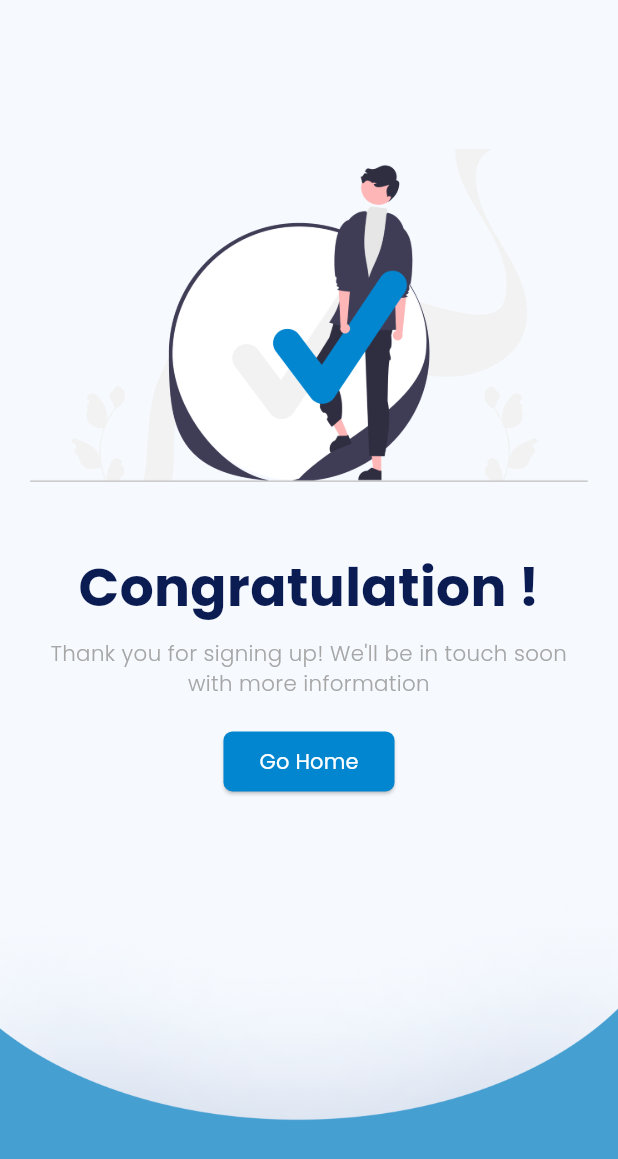
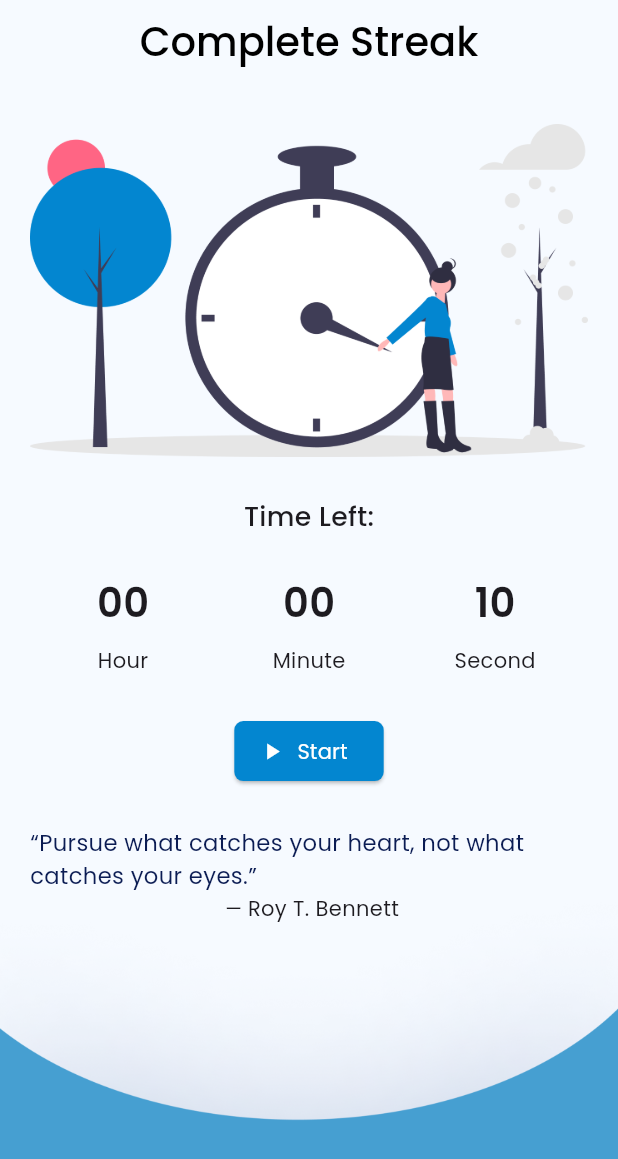
Before and after one commit to sifatullah-haque/DIU-Clubs, a Flutter app: the screen it shows after launch, on a phone screen of 412 x 824 dp. Shown: the top 1159 px of the screen. Run offline on Flutter 3.47's test engine with Material 3 defaults, Android fonts, the phone set to English and light mode, and no system bars; our stand-ins replace flutter_screenutil.

Commit message:
daily streak added

```diff
--- a/diu/lib/main.dart
+++ b/diu/lib/main.dart
@@ -1,4 +1,6 @@
 import 'package:diu/pages/home_page/Certificate/certificate.dart';
+import 'package:diu/pages/home_page/Daily_Streak/Volunteer_Success.dart';
+import 'package:diu/pages/home_page/Daily_Streak/daily_streak.dart';
 import 'package:diu/pages/home_page/Join_Club/join_club.dart';
 import 'package:diu/pages/home_page/Join_Club/join_club_success.dart';
 import 'package:diu/pages/home_page/Personal_Data/personal_data.dart';
@@ -25,7 +27,7 @@ class MyApp extends StatelessWidget {
                 fontFamily: "Poppins",
               ),
               debugShowCheckedModeBanner: false,
-              home: JoinClubSuccess(),
+              home: DailyStreak(),
             ));
   }
 }
--- /dev/null
+++ b/diu/lib/pages/home_page/Daily_Streak/daily_streak.dart
@@ -0,0 +1,247 @@
+import 'dart:async';
+import 'package:diu/Constant/color_is.dart';
+import 'package:flutter/material.dart';
+import 'package:flutter_screenutil/flutter_screenutil.dart';
+
+class DailyStreak extends StatefulWidget {
+  const DailyStreak({Key? key}) : super(key: key);
+
+  @override
+  _DailyStreakState createState() => _DailyStreakState();
+}
+
+class _DailyStreakState extends State<DailyStreak> {
+  late int hours;
+  late int minutes;
+  late int seconds;
+  late Timer timer;
+  bool isTimerActive = false;
+  bool isTimerFinished = false;
+
+  @override
+  void initState() {
+    super.initState();
+    // Initialize time values
+    hours = 0;
+    minutes = 0;
+    seconds = 10;
+  }
+
+  @override
+  Widget build(BuildContext context) {
+    return Scaffold(
+      backgroundColor: Coloris.backgroundColor,
+      appBar: AppBar(
+        elevation: 0,
+        backgroundColor: Coloris.backgroundColor,
+        title: Text(
+          "Complete Streak",
+          style: TextStyle(
+            fontSize: 30.sp,
+            fontWeight: FontWeight.w500,
+            color: Colors.black,
+          ),
+        ),
+        centerTitle: true,
+      ),
+      body: Stack(
+        children: [
+          Padding(
+            padding: const EdgeInsets.symmetric(horizontal: 20.0),
+            child: Column(
+              crossAxisAlignment: CrossAxisAlignment.center,
+              children: [
+                SizedBox(height: 30.h),
+                Image.asset("assets/svg/Daily_Streak.png"),
+                SizedBox(height: 30.h),
+                Text(
+                  "Time Left:",
+                  style: TextStyle(
+                    fontSize: 20.sp,
+                    fontWeight: FontWeight.w500,
+                  ),
+                ),
+                SizedBox(height: 30.h),
+                TimerDisplay(hours: hours, minutes: minutes, seconds: seconds),
+                SizedBox(height: 30.h),
+                if (isTimerActive && !isTimerFinished)
+                  Row(
+                    mainAxisAlignment: MainAxisAlignment.center,
+                    children: [
+                      _buildButton(
+                        onPressed: pauseTimer,
+                        icon: Icons.pause,
+                        label: "Pause",
+                      ),
+                      SizedBox(width: 20.w),
+                      _buildButton(
+                        onPressed: resetTimer,
+                        icon: Icons.restore,
+                        label: "Reset",
+                      ),
+                    ],
+                  )
+                else if (!isTimerActive && !isTimerFinished)
+                  _buildButton(
+                    onPressed: startTimer,
+                    icon: Icons.play_arrow,
+                    label: "Start",
+                  )
+                else if (isTimerFinished)
+                  _buildButton(
+                    onPressed: finishTimer,
+                    icon: Icons.stop,
+                    label: "Finish",
+                  ),
+                SizedBox(height: 30.h),
+                Text(
+                  "“Pursue what catches your heart, not what catches your eyes.”",
+                  style: TextStyle(
+                    color: Coloris.text_color,
+                    fontSize: 17.sp,
+                  ),
+                ),
+                Text(
+                  " ― Roy T. Bennett",
+                )
+              ],
+            ),
+          ),
+          Positioned(
+            bottom: 0,
+            right: 0,
+            left: 0,
+            child: Image.asset("assets/svg/button_svg.png"),
+          )
+        ],
+      ),
+    );
+  }
+
+  Widget _buildButton(
+      {required VoidCallback onPressed,
+      required IconData icon,
+      required String label}) {
+    return ElevatedButton.icon(
+      style: ButtonStyle(
+        shape: MaterialStateProperty.all<RoundedRectangleBorder>(
+          RoundedRectangleBorder(
+            borderRadius: BorderRadius.circular(6),
+          ),
+        ),
+        backgroundColor:
+            MaterialStateProperty.all<Color>(Coloris.primary_color),
+      ),
+      onPressed: onPressed,
+      icon: Icon(icon, color: Colors.white),
+      label: Text(
+        label,
+        style: TextStyle(color: Colors.white, fontWeight: FontWeight.w400),
+      ),
+    );
+  }
+
+  void startTimer() {
+    setState(() {
+      isTimerActive = true;
+    });
+    timer = Timer.periodic(Duration(seconds: 1), (Timer t) {
+      setState(() {
+        if (seconds > 0) {
+          seconds--;
+        } else {
+          if (minutes > 0) {
+            minutes--;
+            seconds = 59;
+          } else {
+            if (hours > 0) {
+              hours--;
+              minutes = 59;
+              seconds = 59;
+            } else {
+              // Timer finished
+              isTimerFinished = true;
+              timer.cancel(); // Stop the timer
+            }
+          }
+        }
+      });
+    });
+  }
+
+  void pauseTimer() {
+    setState(() {
+      isTimerActive = false;
+    });
+    timer.cancel();
+  }
+
+  void resetTimer() {
+    setState(() {
+      isTimerActive = false;
+      hours = 0;
+      minutes = 0;
+      seconds = 10; // Reset seconds to 10
+    });
+    timer.cancel();
+  }
+
+  void finishTimer() {
+    setState(() {
+      isTimerFinished = true;
+      hours = 0;
+      minutes = 0;
+      seconds = 0;
+    });
+    timer.cancel();
+  }
+
+  @override
+  void dispose() {
+    timer.cancel(); // Cancel the timer when the widget is disposed
+    super.dispose();
+  }
+}
+
+class TimerDisplay extends StatelessWidget {
+  final int hours;
+  final int minutes;
+  final int seconds;
+
+  const TimerDisplay({
+    Key? key,
+    required this.hours,
+    required this.minutes,
+    required this.seconds,
+  }) : super(key: key);
+
+  @override
+  Widget build(BuildContext context) {
+    return Row(
+      mainAxisAlignment: MainAxisAlignment.center,
+      children: [
+        _buildTimerUnit(hours.toString().padLeft(2, '0'), 'Hour'),
+        _buildTimerUnit(minutes.toString().padLeft(2, '0'), 'Minute'),
+        _buildTimerUnit(seconds.toString().padLeft(2, '0'), 'Second'),
+      ],
+    );
+  }
+
+  Widget _buildTimerUnit(String value, String label) {
+    return Expanded(
+      child: Column(
+        children: [
+          Text(
+            value,
+            style: TextStyle(
+              fontSize: 30.sp,
+              fontWeight: FontWeight.w600,
+            ),
+          ),
+          SizedBox(height: 10.h),
+          Text(label),
+        ],
+      ),
+    );
+  }
+}
```
Also changed, not shown: diu/lib/pages/home_page/Daily_Streak/Volunteer_Success.dart (added, +71 -0 lines), diu/assets/svg/Daily_Streak.png (added), diu/assets/svg/Daily_Streak_Success.png (added).
